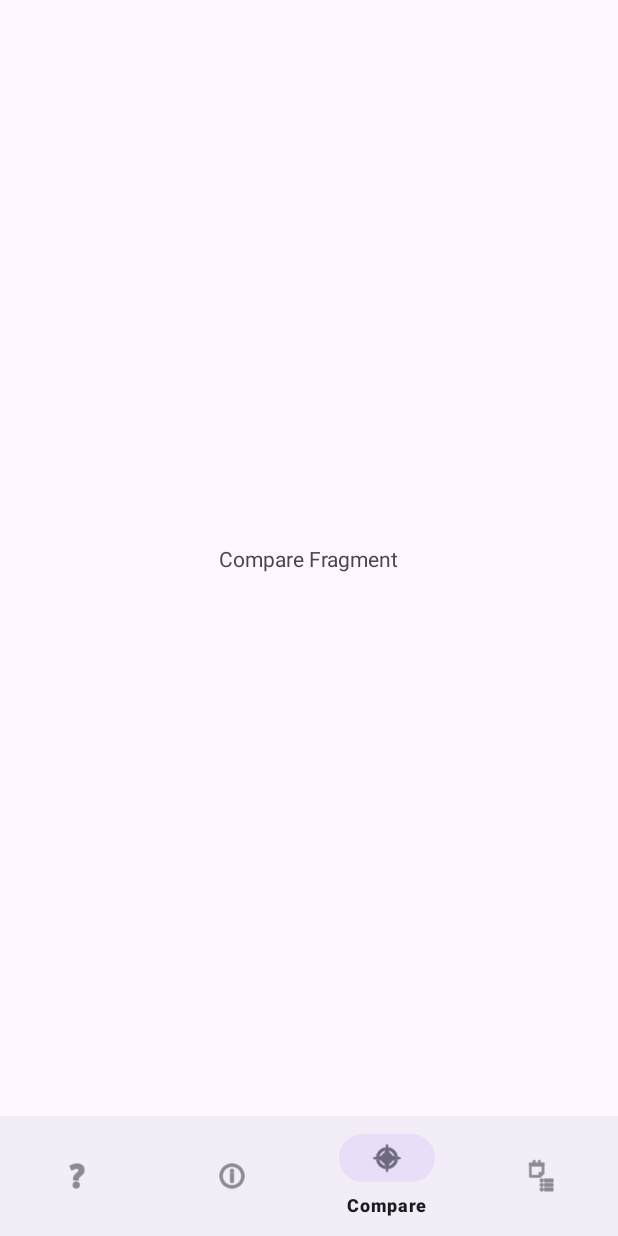
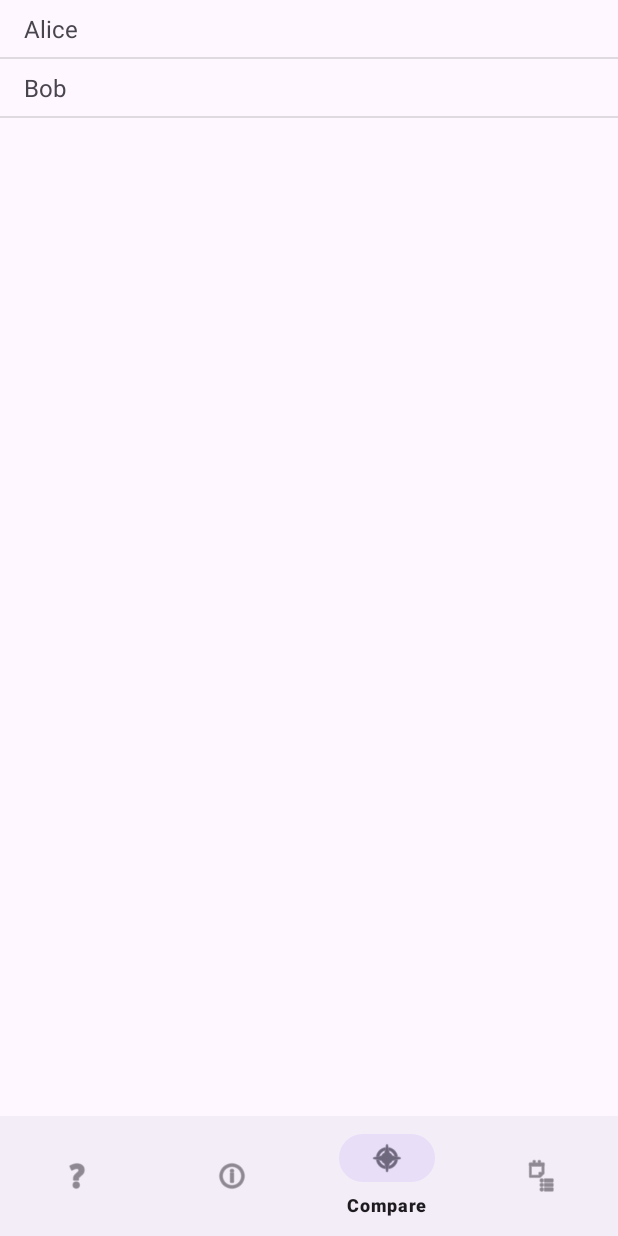
Before and after one commit to QinruoYang/personalityQuest, an Android app: the Compare screen opened through its navigation route, on a phone screen of 412 x 824 dp. Run offline under Robolectric (Android 15) with nearby library versions, the phone set to English and light mode, and no system bars; our stand-ins replace Firebase (no records; nobody signed in at launch, a user with empty details on screens opened directly), navigation-ui.

Commit message:
update compare fragment UI and read logic

```diff
--- a/app/src/main/java/edu/uw/ischool/qy54/personalityquest/Compare.kt
+++ b/app/src/main/java/edu/uw/ischool/qy54/personalityquest/Compare.kt
@@ -4,15 +4,68 @@ import android.os.Bundle
 import android.view.LayoutInflater
 import android.view.View
 import android.view.ViewGroup
+import android.widget.Toast
 import androidx.fragment.app.Fragment
+import androidx.recyclerview.widget.DividerItemDecoration
+import androidx.recyclerview.widget.LinearLayoutManager
+import androidx.recyclerview.widget.RecyclerView
+import com.google.firebase.database.DataSnapshot
+import com.google.firebase.database.DatabaseError
+import com.google.firebase.database.FirebaseDatabase
+import com.google.firebase.database.ValueEventListener
 
 class Compare : Fragment() {
+
+    private lateinit var mbtiRecyclerView: RecyclerView
+    private lateinit var mbtiAdapter: MBTIAdapter
 
     override fun onCreateView(
         inflater: LayoutInflater, container: ViewGroup?,
         savedInstanceState: Bundle?
     ): View? {
-        // Inflate the layout for this fragment
-        return inflater.inflate(R.layout.compare, container, false)
+        val view = inflater.inflate(R.layout.compare, container, false)
+
+        mbtiRecyclerView = view.findViewById(R.id.mbtiRecyclerView)
+        mbtiRecyclerView.layoutManager = LinearLayoutManager(context)
+
+        val dividerItemDecoration = DividerItemDecoration(mbtiRecyclerView.context, DividerItemDecoration.VERTICAL)
+        mbtiRecyclerView.addItemDecoration(dividerItemDecoration)
+
+        mbtiAdapter = MBTIAdapter(emptyList()) { userResult ->
+            // Handle item click, toast fgor now
+            Toast.makeText(context, "MBTI Type: ${userResult.mbtiType}", Toast.LENGTH_SHORT).show()
+        }
+        mbtiRecyclerView.adapter = mbtiAdapter
+
+//        fetchData()
+        loadMockData()
+
+        return view
+    }
+
+    private fun fetchData() {
+        val databaseReference = FirebaseDatabase.getInstance().getReference("userResults")
+        databaseReference.addValueEventListener(object : ValueEventListener {
+            override fun onDataChange(dataSnapshot: DataSnapshot) {
+                val userResults = mutableListOf<UserResult>()
+                dataSnapshot.children.forEach { snapshot ->
+                    val userResult = snapshot.getValue(UserResult::class.java)
+                    userResult?.let { userResults.add(it) }
+                }
+                mbtiAdapter.updateData(userResults)
+            }
+
+            override fun onCancelled(databaseError: DatabaseError) {
+                // some err handling
+            }
+        })
+    }
+
+    private fun loadMockData() {
+        val mockData = listOf(
+            UserResult(name = "Alice", mbtiType = "INTJ", percentages = mapOf("I" to 60, "N" to 70, "T" to 80, "J" to 75)),
+            UserResult(name = "Bob", mbtiType = "ENFP", percentages = mapOf("E" to 65, "N" to 55, "F" to 60, "P" to 70)),
+        )
+        mbtiAdapter.updateData(mockData)
     }
 }
--- /dev/null
+++ b/app/src/main/java/edu/uw/ischool/qy54/personalityquest/MBTIAdapter.kt
@@ -0,0 +1,38 @@
+package edu.uw.ischool.qy54.personalityquest
+import android.view.LayoutInflater
+import android.view.View
+import android.view.ViewGroup
+import android.widget.TextView
+import androidx.recyclerview.widget.RecyclerView
+
+class MBTIAdapter(private var mbtiList: List<UserResult>, private val onClick: (UserResult) -> Unit) : RecyclerView.Adapter<MBTIAdapter.MBTIViewHolder>() {
+
+    class MBTIViewHolder(view: View, val onClick: (Int) -> Unit) : RecyclerView.ViewHolder(view) {
+        private val textView: TextView = view.findViewById(R.id.mbtiItemTextView)
+
+        fun bind(userResult: UserResult) {
+            textView.text = userResult.name
+            itemView.setOnClickListener { onClick(adapterPosition) }
+        }
+    }
+
+    override fun onCreateViewHolder(parent: ViewGroup, viewType: Int): MBTIViewHolder {
+        val view = LayoutInflater.from(parent.context).inflate(R.layout.mbti_item, parent, false)
+        return MBTIViewHolder(view) { position ->
+            val userResult = mbtiList[position]
+            onClick(userResult)
+        }
+    }
+
+    override fun onBindViewHolder(holder: MBTIViewHolder, position: Int) {
+        val mbtiType = mbtiList[position]
+        holder.bind(mbtiType)
+    }
+
+    override fun getItemCount() = mbtiList.size
+
+    fun updateData(newData: List<UserResult>) {
+        mbtiList = newData
+        notifyDataSetChanged()
+    }
+}
--- /dev/null
+++ b/app/src/main/java/edu/uw/ischool/qy54/personalityquest/UserResult.kt
@@ -0,0 +1,8 @@
+package edu.uw.ischool.qy54.personalityquest
+
+data class UserResult(
+    val name: String = "",
+    val mbtiType: String = "",
+    val percentages: Map<String, Int> = emptyMap()
+)
+// user quiz result, we write to firebase, and read in Compare.
--- a/app/src/main/res/layout/compare.xml
+++ b/app/src/main/res/layout/compare.xml
@@ -4,11 +4,10 @@
     android:layout_width="match_parent"
     android:layout_height="match_parent">
 
-    <TextView
-        android:id="@+id/text_compare"
-        android:layout_width="wrap_content"
-        android:layout_height="wrap_content"
-        android:text="Compare Fragment"
+    <androidx.recyclerview.widget.RecyclerView
+        android:id="@+id/mbtiRecyclerView"
+        android:layout_width="0dp"
+        android:layout_height="0dp"
         app:layout_constraintLeft_toLeftOf="parent"
         app:layout_constraintTop_toTopOf="parent"
         app:layout_constraintRight_toRightOf="parent"
--- /dev/null
+++ b/app/src/main/res/layout/mbti_item.xml
@@ -0,0 +1,21 @@
+<?xml version="1.0" encoding="utf-8"?>
+<androidx.constraintlayout.widget.ConstraintLayout xmlns:android="http://schemas.android.com/apk/res/android"
+    xmlns:app="http://schemas.android.com/apk/res-auto"
+    android:layout_width="match_parent"
+    android:layout_height="wrap_content">
+
+    <TextView
+        android:id="@+id/mbtiItemTextView"
+        android:layout_width="0dp"
+        android:layout_height="wrap_content"
+        android:layout_marginStart="16dp"
+        android:layout_marginTop="8dp"
+        android:layout_marginEnd="16dp"
+        android:layout_marginBottom="8dp"
+        app:layout_constraintTop_toTopOf="parent"
+        app:layout_constraintBottom_toBottomOf="parent"
+        app:layout_constraintStart_toStartOf="parent"
+        app:layout_constraintEnd_toEndOf="parent"
+        android:textSize="16sp" />
+
+</androidx.constraintlayout.widget.ConstraintLayout>
```
